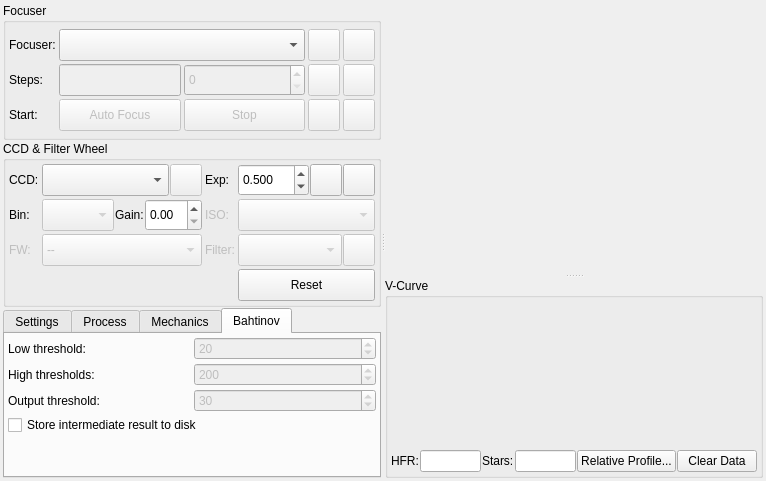
Old version of the form kstars/ekos/focus/focus.ui in the repository prmolenaar/kstars.
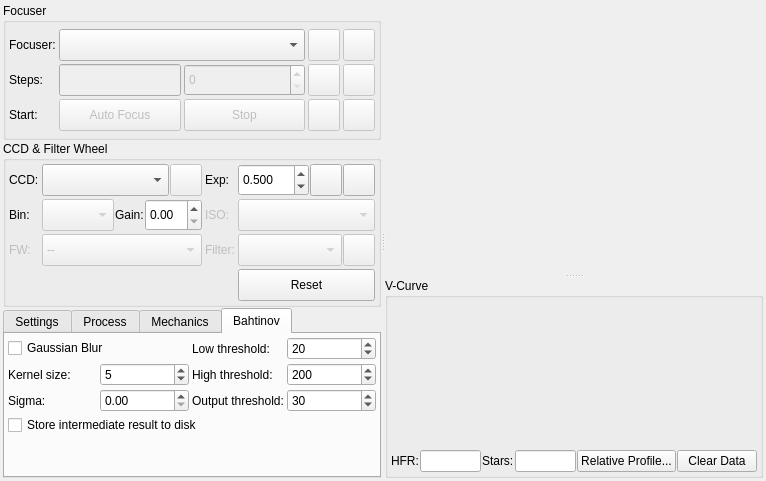
New version of the form. The open tabs and pages were chosen to show the change. Icons and pictures are not drawn. Custom widgets are drawn as their Qt base class.

Commit message: Added gaussian blur to bahtinov algorithm, added controls to setup gaussian blur

The edit to the form file:
```diff
--- a/kstars/ekos/focus/focus.ui
+++ b/kstars/ekos/focus/focus.ui
@@ -1510,10 +1510,20 @@
              <property name="spacing">
               <number>3</number>
              </property>
-             <item row="1" column="1">
-              <widget class="QSpinBox" name="bahtinovLowThresholdSpin">
+             <item row="5" column="0" colspan="4">
+              <widget class="QCheckBox" name="bahtinovStoreIntermediateResultCheck">
                <property name="enabled">
-                <bool>false</bool>
+                <bool>true</bool>
+               </property>
+               <property name="text">
+                <string>Store intermediate result to disk</string>
+               </property>
+              </widget>
+             </item>
+             <item row="4" column="3">
+              <widget class="QSpinBox" name="bahtinovThresholdSpin">
+               <property name="enabled">
+                <bool>true</bool>
                </property>
                <property name="sizePolicy">
                 <sizepolicy hsizetype="Minimum" vsizetype="Preferred">
@@ -1531,11 +1541,11 @@
                 <number>255</number>
                </property>
                <property name="value">
-                <number>20</number>
+                <number>30</number>
                </property>
               </widget>
              </item>
-             <item row="4" column="0">
+             <item row="4" column="2">
               <widget class="QLabel" name="label_24">
                <property name="toolTip">
                 <string/>
@@ -1545,20 +1555,20 @@
                </property>
               </widget>
              </item>
-             <item row="1" column="0">
-              <widget class="QLabel" name="label_23">
-               <property name="toolTip">
-                <string/>
-               </property>
+             <item row="4" column="0">
+              <widget class="QLabel" name="label_20">
                <property name="text">
-                <string>Low threshold:</string>
+                <string>Sigma:</string>
+               </property>
+               <property name="textFormat">
+                <enum>Qt::AutoText</enum>
                </property>
               </widget>
              </item>
-             <item row="3" column="1">
+             <item row="3" column="3">
               <widget class="QSpinBox" name="bahtinovHighThresholdSpin">
                <property name="enabled">
-                <bool>false</bool>
+                <bool>true</bool>
                </property>
                <property name="sizePolicy">
                 <sizepolicy hsizetype="Minimum" vsizetype="Preferred">
@@ -1580,47 +1590,92 @@
                </property>
               </widget>
              </item>
-             <item row="3" column="0">
+             <item row="3" column="1">
+              <widget class="QSpinBox" name="bahtinovKernelSizeSpin">
+               <property name="enabled">
+                <bool>true</bool>
+               </property>
+               <property name="toolTip">
+                <string>&lt;html&gt;&lt;head/&gt;&lt;body&gt;&lt;p&gt;Gaussian blur kernel size. Used for blurring the image before performing the Bahtinov edge detection.&lt;/p&gt;&lt;/body&gt;&lt;/html&gt;</string>
+               </property>
+               <property name="minimum">
+                <number>3</number>
+               </property>
+               <property name="maximum">
+                <number>15</number>
+               </property>
+               <property name="singleStep">
+                <number>2</number>
+               </property>
+               <property name="value">
+                <number>5</number>
+               </property>
+              </widget>
+             </item>
+             <item row="1" column="3">
+              <widget class="QSpinBox" name="bahtinovLowThresholdSpin">
+               <property name="enabled">
+                <bool>true</bool>
+               </property>
+               <property name="sizePolicy">
+                <sizepolicy hsizetype="Minimum" vsizetype="Preferred">
+                 <horstretch>0</horstretch>
+                 <verstretch>0</verstretch>
+                </sizepolicy>
+               </property>
+               <property name="toolTip">
+                <string>&lt;html&gt;&lt;head/&gt;&lt;body&gt;&lt;p&gt;Bahtinov lower threshold. Decrease if not all three lines of the Bahtinov mask pattern are detected.&lt;/p&gt;&lt;/body&gt;&lt;/html&gt;</string>
+               </property>
+               <property name="minimum">
+                <number>1</number>
+               </property>
+               <property name="maximum">
+                <number>255</number>
+               </property>
+               <property name="value">
+                <number>20</number>
+               </property>
+              </widget>
+             </item>
+             <item row="1" column="2">
+              <widget class="QLabel" name="label_23">
+               <property name="toolTip">
+                <string/>
+               </property>
+               <property name="text">
+                <string>Low threshold:</string>
+               </property>
+              </widget>
+             </item>
+             <item row="3" column="2">
               <widget class="QLabel" name="label_25">
                <property name="toolTip">
                 <string/>
                </property>
                <property name="text">
-                <string>High thresholds:</string>
+                <string>High threshold:</string>
+               </property>
+              </widget>
+             </item>
+             <item row="3" column="0">
+              <widget class="QLabel" name="label_26">
+               <property name="text">
+                <string>Kernel size:</string>
+               </property>
+              </widget>
+             </item>
+             <item row="1" column="0" colspan="2">
+              <widget class="QCheckBox" name="bahtinovGaussianBlurCheck">
+               <property name="enabled">
+                <bool>true</bool>
+               </property>
+               <property name="text">
+                <string>Gaussian Blur</string>
                </property>
               </widget>
              </item>
              <item row="4" column="1">
-              <widget class="QSpinBox" name="bahtinovThresholdSpin">
-               <property name="enabled">
-                <bool>false</bool>
-               </property>
-               <property name="sizePolicy">
-                <sizepolicy hsizetype="Minimum" vsizetype="Preferred">
-                 <horstretch>0</horstretch>
-                 <verstretch>0</verstretch>
-                </sizepolicy>
-               </property>
-               <property name="toolTip">
-                <string>&lt;html&gt;&lt;head/&gt;&lt;body&gt;&lt;p&gt;Bahtinov edge detection threshold. Decrease if not all three lines of the Bahtinov mask pattern are detected.&lt;/p&gt;&lt;/body&gt;&lt;/html&gt;</string>
-               </property>
-               <property name="minimum">
-                <number>1</number>
-               </property>
-               <property name="maximum">
-                <number>255</number>
-               </property>
-               <property name="value">
-                <number>30</number>
-               </property>
-              </widget>
-             </item>
-             <item row="5" column="0" colspan="2">
-              <widget class="QCheckBox" name="storeIntermediateResultCheck">
-               <property name="text">
-                <string>Store intermediate result to disk</string>
-               </property>
-              </widget>
+              <widget class="QDoubleSpinBox" name="bahtinovGaussianSigmaSpin"/>
              </item>
             </layout>
            </item>
```
Left out of the diff: 217 changed lines with no effect on the pictures. The commit also changes 5 other files.
